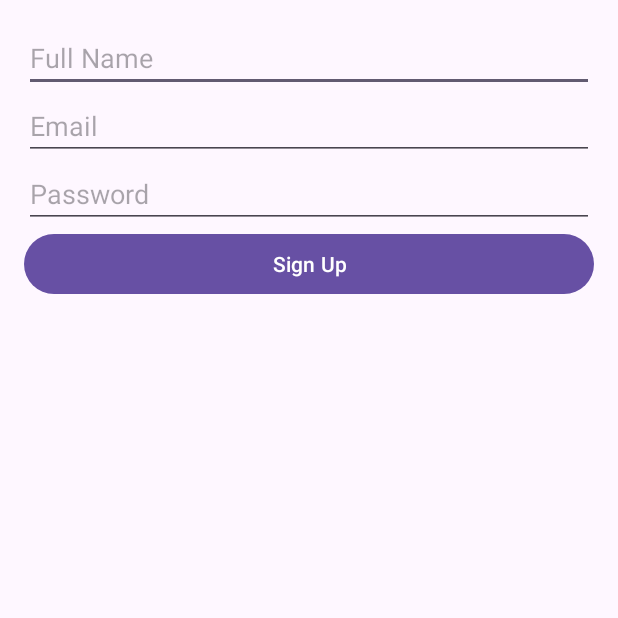
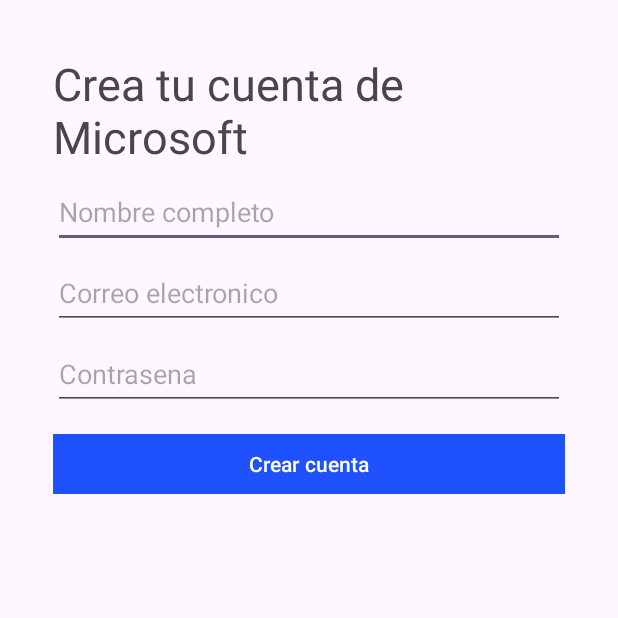
Before and after one commit to Emmanuel3Contreras/Mc_ToDo, an Android app: the SignupActivity screen opened directly, with no data from a screen before it, on a phone screen of 412 x 824 dp, the top half of it. Run offline under Robolectric (Android 15) with nearby library versions, the phone set to English and light mode, and no system bars.

Commit message:
Creacion de crear cuenta

```diff
--- a/app/src/main/res/layout/activity_signup.xml
+++ b/app/src/main/res/layout/activity_signup.xml
@@ -1,38 +1,51 @@
 <?xml version="1.0" encoding="utf-8"?>
-<LinearLayout
-    xmlns:android="http://schemas.android.com/apk/res/android"
+<LinearLayout xmlns:android="http://schemas.android.com/apk/res/android"
     android:layout_width="match_parent"
     android:layout_height="match_parent"
+    xmlns:app="http://schemas.android.com/apk/res-auto"
     android:orientation="vertical"
-    android:padding="16dp">
+    android:padding="35dp">
 
     <!-- Name Input -->
+    <TextView
+        android:layout_width="wrap_content"
+        android:layout_height="wrap_content"
+        android:text="Crea tu cuenta de Microsoft"
+        android:textSize="30dp"/>
+
     <EditText
         android:id="@+id/etName"
         android:layout_width="match_parent"
-        android:layout_height="wrap_content"
-        android:hint="Full Name"/>
+        android:layout_height="48dp"
+        android:hint="Nombre completo"
+        android:layout_marginTop="6dp"/>
 
     <!-- Email Input -->
     <EditText
         android:id="@+id/etEmail"
         android:layout_width="match_parent"
-        android:layout_height="wrap_content"
-        android:hint="Email"
-        android:inputType="textEmailAddress"/>
+        android:layout_height="48dp"
+        android:hint="Correo electronico"
+        android:inputType="textEmailAddress"
+        android:layout_marginTop="6dp"/>
 
     <!-- Password Input -->
     <EditText
         android:id="@+id/etPassword"
         android:layout_width="match_parent"
-        android:layout_height="wrap_content"
-        android:hint="Password"
-        android:inputType="textPassword"/>
+        android:layout_height="48dp"
+        android:hint="Contrasena"
+        android:inputType="textPassword"
+        android:layout_marginTop="6dp"/>
 
     <!-- Signup Button -->
     <Button
         android:id="@+id/btnSignup"
         android:layout_width="match_parent"
         android:layout_height="wrap_content"
-        android:text="Sign Up"/>
+        android:text="Crear cuenta"
+        android:backgroundTint="#1F51FF"
+        android:textColor="@android:color/white"
+        android:layout_marginTop="12dp"
+        app:cornerRadius="0dp"/>
 </LinearLayout>
```
Also changed, not shown: app/src/main/res/layout/activity_login.xml (+31 -11 lines), app/src/main/res/drawable/personas.jpg (added).
